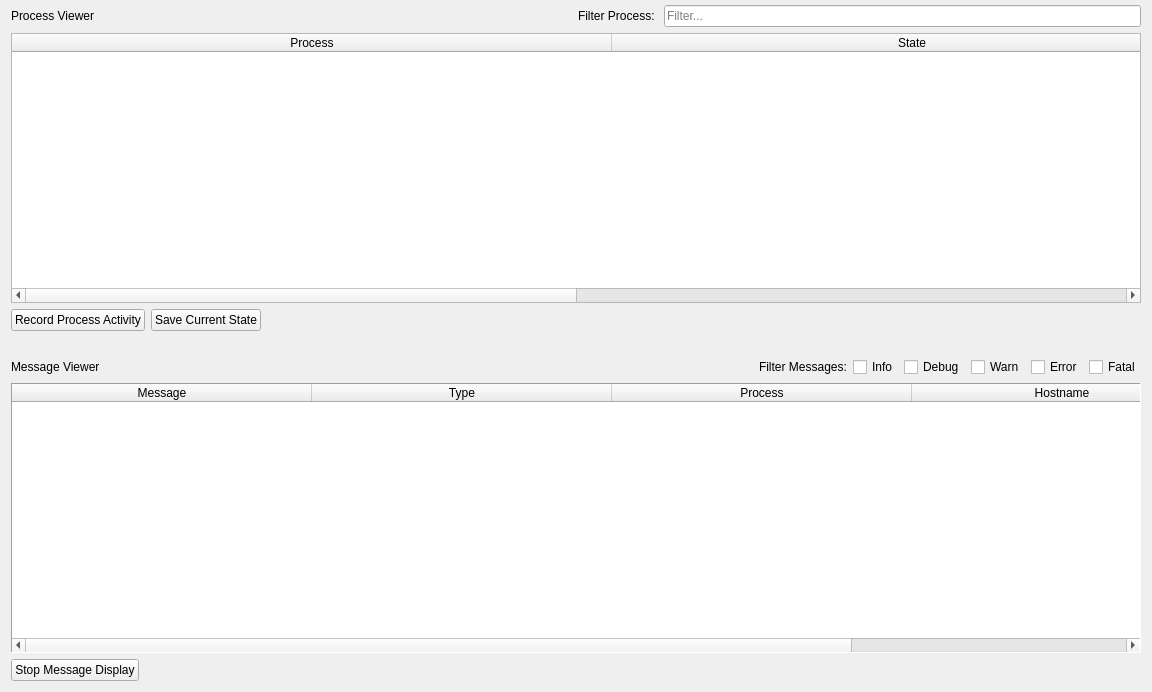
Above: human_machine_interface/src/view/ui/performancemonitor.ui from AloshkaD/human_machine_interface before the change. Below: the same form after it.
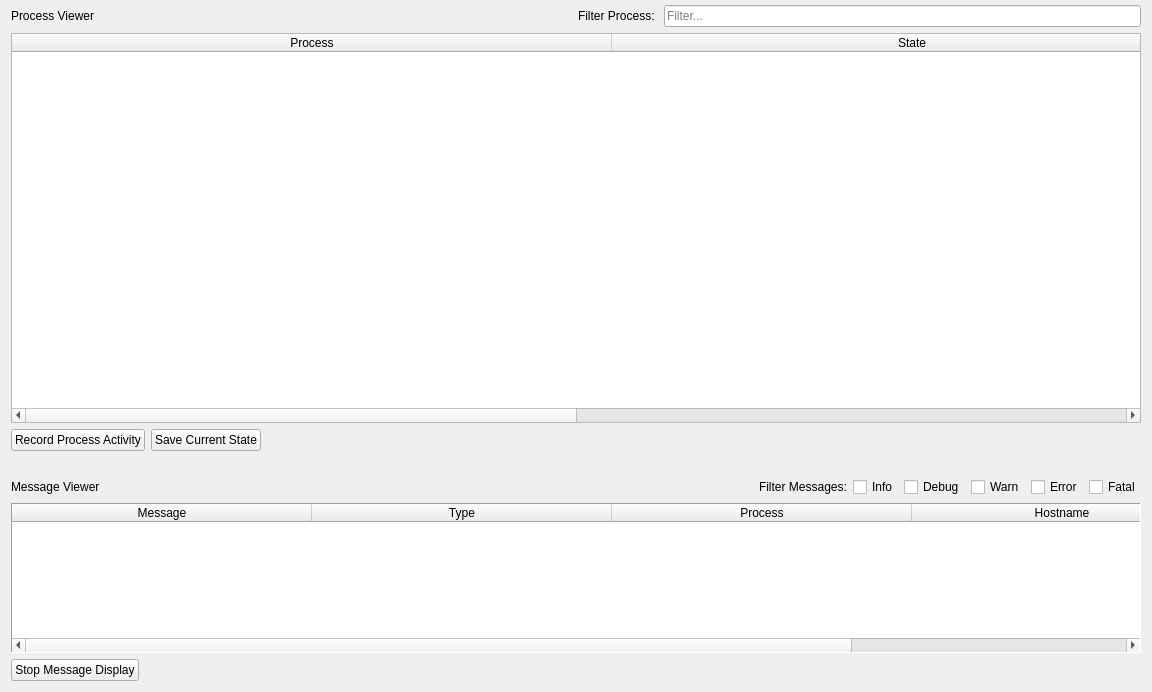
That is the form after the change. Icons and pictures are not drawn.

Commit message: improve performance_monitor ui, solve connection bug.

```diff
--- a/human_machine_interface/src/view/ui/performancemonitor.ui
+++ b/human_machine_interface/src/view/ui/performancemonitor.ui
@@ -283,6 +283,18 @@
    </item>
    <item row="5" column="0">
     <widget class="QTableWidget" name="table_widget">
+     <property name="sizePolicy">
+      <sizepolicy hsizetype="Expanding" vsizetype="Minimum">
+       <horstretch>0</horstretch>
+       <verstretch>0</verstretch>
+      </sizepolicy>
+     </property>
+     <property name="maximumSize">
+      <size>
+       <width>16777215</width>
+       <height>150</height>
+      </size>
+     </property>
      <property name="frameShape">
       <enum>QFrame::Panel</enum>
      </property>
```
The commit also changes 7 other files.
